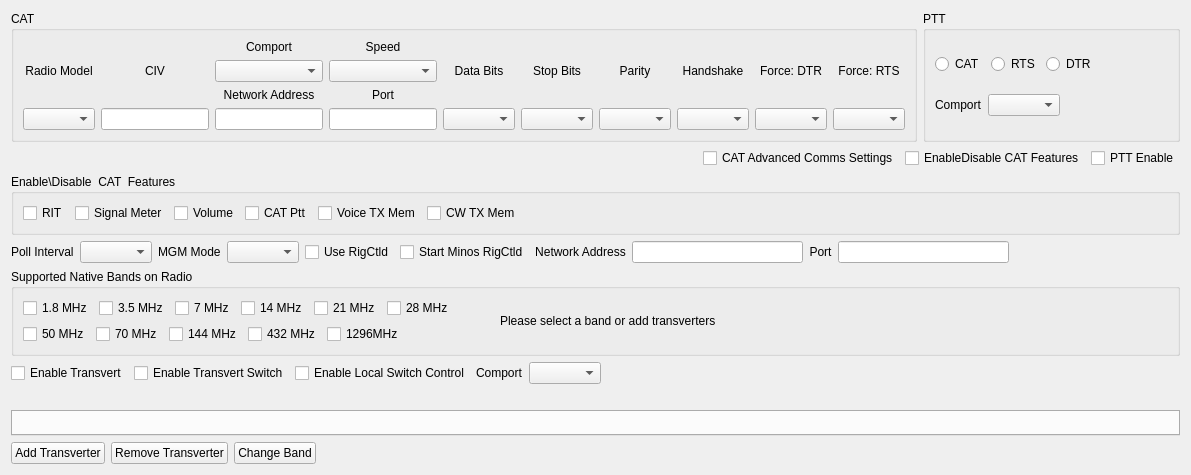
First picture: the form in mqt/MqtRigControl/rigsetupform.ui, repository Rsclub22/Minos2-Mirror, before the edit.
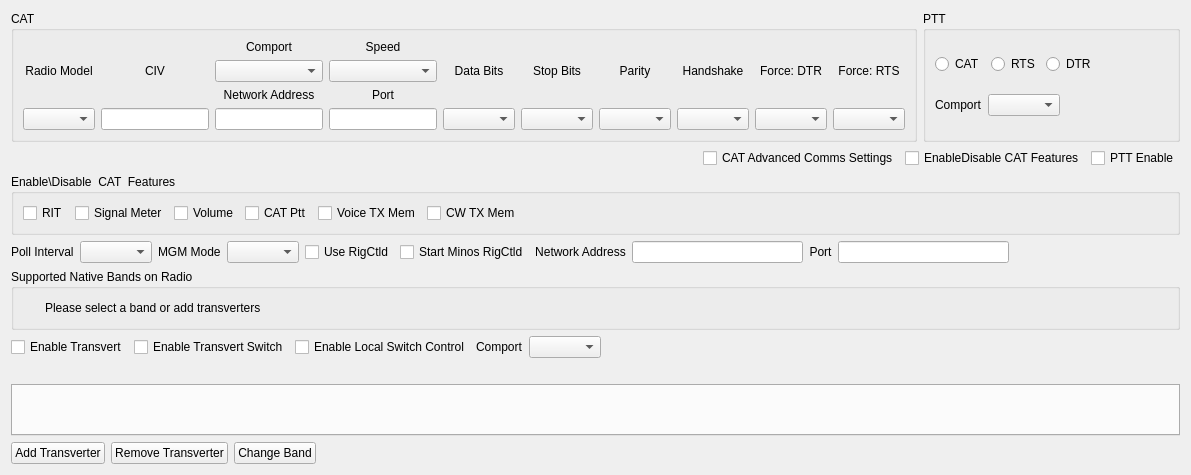
Second picture: the form after the edit. Custom widgets are drawn as their Qt base class.

Commit message: Select sup bands by enabled

```diff
--- a/mqt/MqtRigControl/rigsetupform.ui
+++ b/mqt/MqtRigControl/rigsetupform.ui
@@ -550,119 +550,14 @@
       <item>
        <layout class="QHBoxLayout" name="horizontalLayout_81">
         <item>
-         <layout class="QVBoxLayout" name="verticalLayout_61">
-          <item>
-           <layout class="QHBoxLayout" name="horizontalLayout_7">
-            <item>
-             <widget class="QCheckBox" name="sup1_8MhzChkbox">
-              <property name="text">
-               <string>1.8 MHz</string>
-              </property>
-             </widget>
-            </item>
-            <item>
-             <widget class="QCheckBox" name="sup3_5MhzChkbox">
-              <property name="text">
-               <string>3.5 MHz</string>
-              </property>
-             </widget>
-            </item>
-            <item>
-             <widget class="QCheckBox" name="sup7MhzChkbox">
-              <property name="text">
-               <string>7 MHz</string>
-              </property>
-             </widget>
-            </item>
-            <item>
-             <widget class="QCheckBox" name="sup14MhzChkbox">
-              <property name="text">
-               <string>14 MHz</string>
-              </property>
-             </widget>
-            </item>
-            <item>
-             <widget class="QCheckBox" name="sup21MhzChkbox">
-              <property name="text">
-               <string>21 MHz</string>
-              </property>
-             </widget>
-            </item>
-            <item>
-             <widget class="QCheckBox" name="sup28MhzChkbox">
-              <property name="text">
-               <string>28 MHz</string>
-              </property>
-             </widget>
-            </item>
-            <item>
-             <spacer name="horizontalSpacer_51">
-              <property name="orientation">
-               <enum>Qt::Horizontal</enum>
-              </property>
-              <property name="sizeHint" stdset="0">
-               <size>
-                <width>40</width>
-                <height>20</height>
-               </size>
-              </property>
-             </spacer>
-            </item>
-           </layout>
-          </item>
-          <item>
-           <layout class="QHBoxLayout" name="horizontalLayout_4">
-            <item>
-             <widget class="QCheckBox" name="sup50MhzChkbox">
-              <property name="text">
-               <string>50 MHz</string>
-              </property>
-             </widget>
-            </item>
-            <item>
-             <widget class="QCheckBox" name="sup70MhzChkbox">
-              <property name="text">
-               <string>70 MHz</string>
-              </property>
-             </widget>
-            </item>
-            <item>
-             <widget class="QCheckBox" name="sup144MhzChkbox">
-              <property name="text">
-               <string>144 MHz</string>
-              </property>
-             </widget>
-            </item>
-            <item>
-             <widget class="QCheckBox" name="sup432MhzChkbox">
-              <property name="text">
-               <string>432 MHz</string>
-              </property>
-             </widget>
-            </item>
-            <item>
-             <widget class="QCheckBox" name="sup1296MhzChkbox">
-              <property name="text">
-               <string>1296MHz</string>
-              </property>
-             </widget>
-            </item>
-            <item>
-             <spacer name="horizontalSpacer_3">
-              <property name="orientation">
-               <enum>Qt::Horizontal</enum>
-              </property>
-              <property name="sizeHint" stdset="0">
-               <size>
-                <width>40</width>
-                <height>20</height>
-               </size>
-              </property>
-             </spacer>
-            </item>
-           </layout>
-          </item>
-         </layout>
+         <widget class="QFrame" name="supBandsFrame">
+          <property name="minimumSize">
+           <size>
+            <width>16</width>
+            <height>16</height>
+           </size>
+          </property>
+         </widget>
         </item>
         <item>
          <widget class="QLabel" name="nativeBandLabel">
```
The commit also changes 3 other files.
